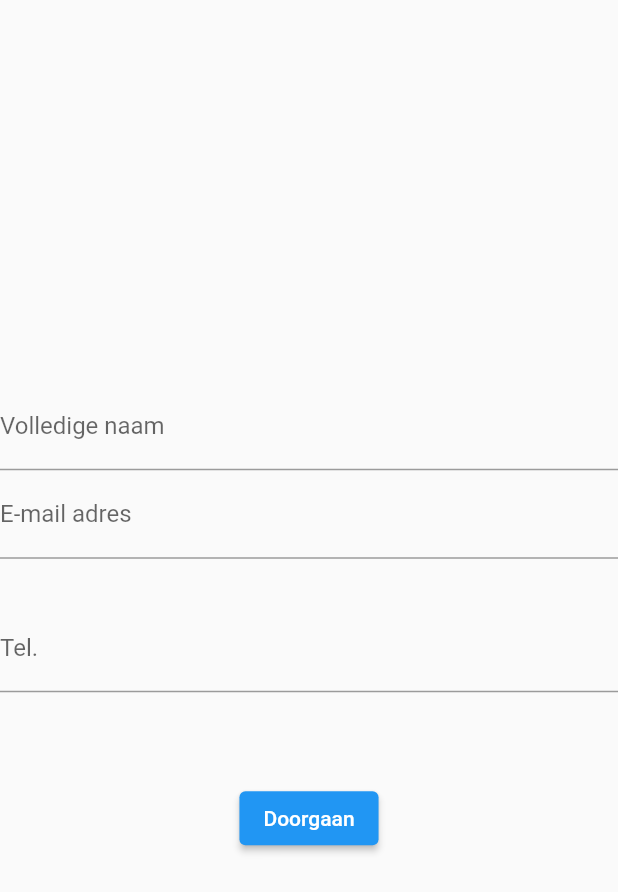
After one commit to ucll-mobile-2021/project-bramdaanjeroenraf, a Flutter app: the VisitFormPage screen opened directly, on a phone screen of 412 x 824 dp. The commit adds this screen. Shown: the top 892 px of the screen. Run offline on Flutter 3.47's test engine with Material 2 defaults, Android fonts, the phone set to English and light mode, and no system bars; missing offline and left inert: barcode_scan, mysql1, password; accounts and stored records are empty; network calls fail.

Commit message:
Automatisch toevoegen aan visits bij scan QR

```diff
--- /dev/null
+++ b/ronaresto/ronaresto/lib/screens/visitformpage.dart
@@ -0,0 +1,104 @@
+import 'package:flutter/material.dart';
+import 'package:ronaresto/screens/qrpage.dart';
+import 'package:ronaresto/services/database.dart' as db;
+
+class VisitFormPage extends StatelessWidget {
+
+  VisitFormPage({Key key}) : super(key: key);
+
+  @override
+  Widget build(BuildContext context) {
+    return Scaffold(
+      body: Center(
+        child: VisitForm(),
+      ),
+    );
+  }
+}
+
+class VisitForm extends StatefulWidget{
+
+  @override
+  _VisitFormState createState() => _VisitFormState();
+}
+
+class _VisitFormState extends State<VisitForm> {
+  final _fk = GlobalKey<FormState>();
+  final tecName = TextEditingController();
+  final tecEmail = TextEditingController();
+  final tecPhone = TextEditingController();
+
+  @override
+  void initState() {
+    super. initState();
+  }
+
+  @override
+  void dispose() {
+    tecName.dispose();
+    tecEmail.dispose();
+    tecPhone.dispose();
+
+    super.dispose();
+  }
+
+  @override
+  Widget build(BuildContext context) {
+    return Form(
+      key: _fk,
+      child: Column(
+          mainAxisSize: MainAxisSize.min,
+          children: <Widget>[
+            TextFormField(
+              decoration: InputDecoration(
+                labelText: 'Volledige naam',
+              ),
+              controller: tecName,
+              validator: (value){
+                if (value.isEmpty) {
+                  return "Fout";
+                }
+                return null;
+              },
+            ),
+            TextFormField(
+              decoration: InputDecoration(
+                labelText: 'E-mail adres',
+              ),
+              controller: tecEmail,
+              validator: (value){
+                if (value.isEmpty) {
+                  return "Fout";
+                }
+                return null;
+              },
+            ),
+            const SizedBox(height: 30),
+            TextFormField(
+              decoration: InputDecoration(
+                labelText: 'Tel.',
+              ),
+              controller: tecPhone,
+              validator: (value){
+                if (value.isEmpty) {
+                  return "Fout";
+                }
+                return null;
+              },
+            ),
+            const SizedBox(height: 60),
+            ElevatedButton(
+              onPressed: () {
+                db.loginGuest(tecEmail.text, tecPhone.text, tecName.text);
+                Navigator.push(
+                  context,
+                  MaterialPageRoute(builder: (context) => QrPage())
+                );
+              },
+              child: Text('Doorgaan'),
+            ),
+          ]
+      ),
+    );
+  }
+}
--- a/ronaresto/ronaresto/pubspec.yaml
+++ b/ronaresto/ronaresto/pubspec.yaml
@@ -27,6 +27,7 @@ dependencies:
   password: 1.0.0
   html: 0.14.0+4
   http: 0.12.2
+  intl: ^0.16.1
 
 
 
```
Also changed, not shown: ronaresto/ronaresto/lib/models/user.dart (+18 -3 lines), ronaresto/ronaresto/lib/screens/homepage.dart (+18 -0 lines), ronaresto/ronaresto/lib/screens/maatregelenpage.dart (+6 -1 lines), ronaresto/ronaresto/lib/screens/qrpage.dart (+20 -13 lines), ronaresto/ronaresto/lib/services/database.dart (+36 -3 lines), ronaresto/ronaresto/pubspec.lock.
